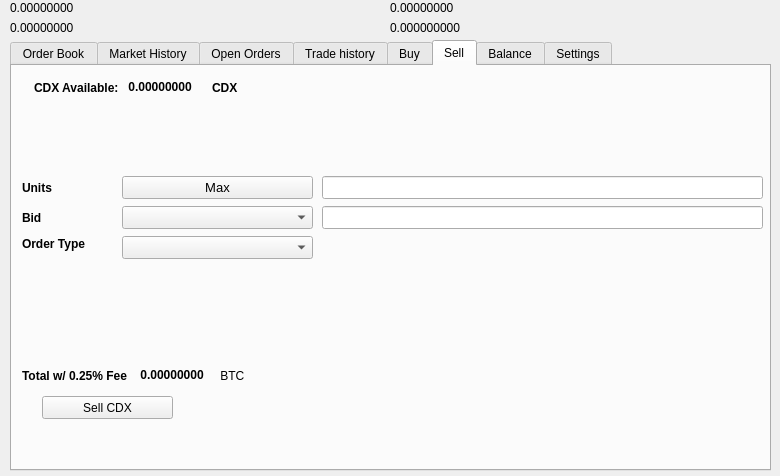
First picture: the form in src/qt/forms/tradingdialog.ui, repository 22388o/CryptoDEX, before the edit.
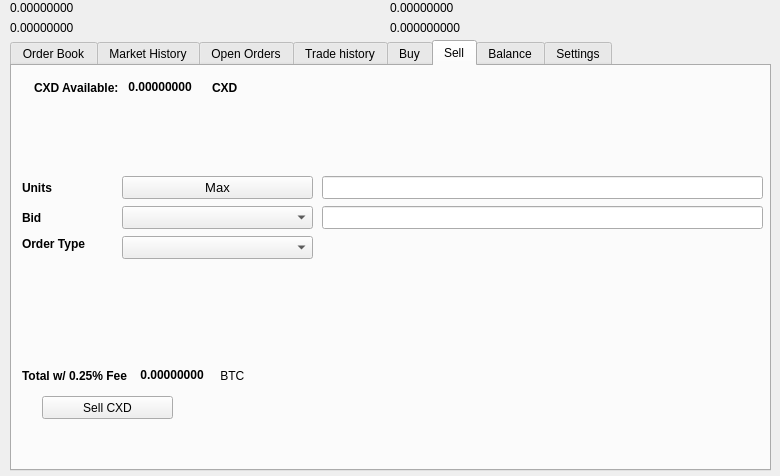
Second picture: the form after the edit. The open tabs and pages were chosen to show the change. Icons and pictures are not drawn.

```diff
--- a/src/qt/forms/tradingdialog.ui
+++ b/src/qt/forms/tradingdialog.ui
@@ -1751,7 +1751,7 @@
       </rect>
      </property>
      <property name="text">
-      <string>Sell CDX</string>
+      <string>Sell CXD</string>
      </property>
      <property name="icon">
       <iconset resource="../cryptodex">
@@ -1777,7 +1777,7 @@
          </font>
         </property>
         <property name="text">
-         <string>CDX Available:</string>
+         <string>CXD Available:</string>
         </property>
        </widget>
       </item>
@@ -2221,7 +2221,7 @@
          </font>
         </property>
         <property name="text">
-         <string>CDX</string>
+         <string>CXD</string>
         </property>
        </widget>
       </item>
```
Left out of the diff: 34 changed lines with no effect on the pictures.
